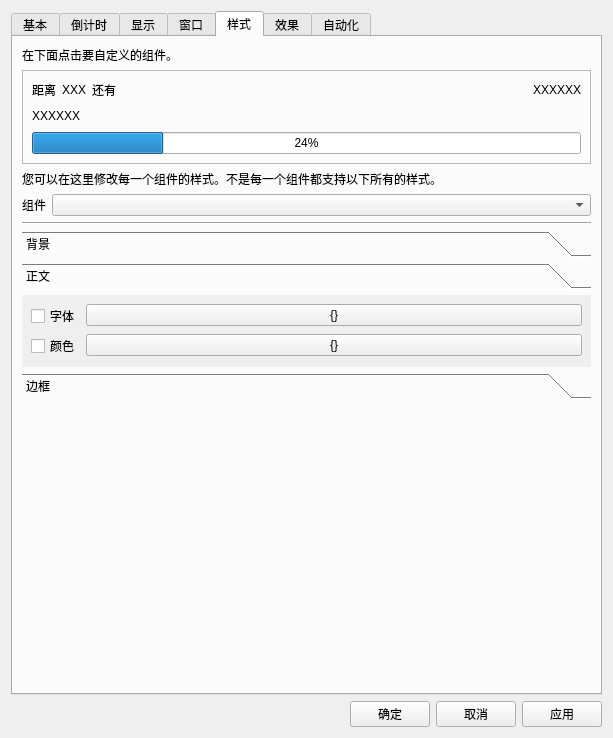
Above: UISource/profile_config_ui.ui from HelloWRC/W-DesktopCountdown before the change. Below: the same form after it.
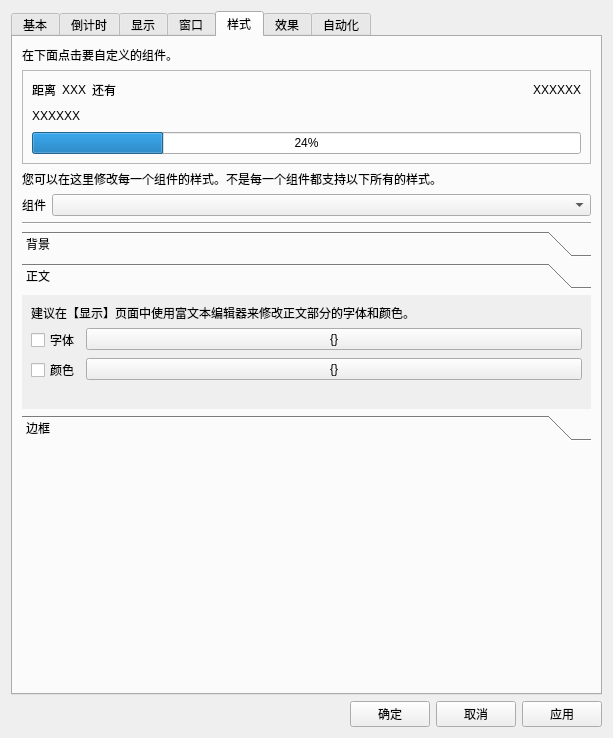
That is the form after the change. The open tabs and pages were chosen to show the change. Icons and pictures are not drawn.

```diff
--- a/UISource/profile_config_ui.ui
+++ b/UISource/profile_config_ui.ui
@@ -750,42 +750,52 @@
            <rect>
             <x>0</x>
             <y>0</y>
-            <width>169</width>
-            <height>87</height>
+            <width>548</width>
+            <height>114</height>
            </rect>
           </property>
           <attribute name="label">
            <string>正文</string>
           </attribute>
           <layout class="QFormLayout" name="formLayout_7">
-           <item row="0" column="0">
+           <item row="1" column="0">
             <widget class="QCheckBox" name="lb_font">
              <property name="text">
               <string>字体</string>
              </property>
             </widget>
            </item>
-           <item row="0" column="1">
+           <item row="1" column="1">
             <widget class="QPushButton" name="btn_font">
              <property name="text">
               <string>{}</string>
              </property>
             </widget>
            </item>
-           <item row="1" column="0">
+           <item row="2" column="0">
             <widget class="QCheckBox" name="lb_color">
              <property name="text">
               <string>颜色</string>
              </property>
             </widget>
            </item>
-           <item row="1" column="1">
+           <item row="2" column="1">
             <widget class="QPushButton" name="btn_color">
              <property name="text">
               <string>{}</string>
              </property>
             </widget>
            </item>
+           <item row="0" column="0" colspan="2">
+            <widget class="QLabel" name="label_9">
+             <property name="text">
+              <string>建议在【显示】页面中使用富文本编辑器来修改正文部分的字体和颜色。</string>
+             </property>
+             <property name="wordWrap">
+              <bool>true</bool>
+             </property>
+            </widget>
+           </item>
           </layout>
          </widget>
          <widget class="QWidget" name="pg_border">
```
Left out of the diff: 4 changed lines with no effect on the pictures.
